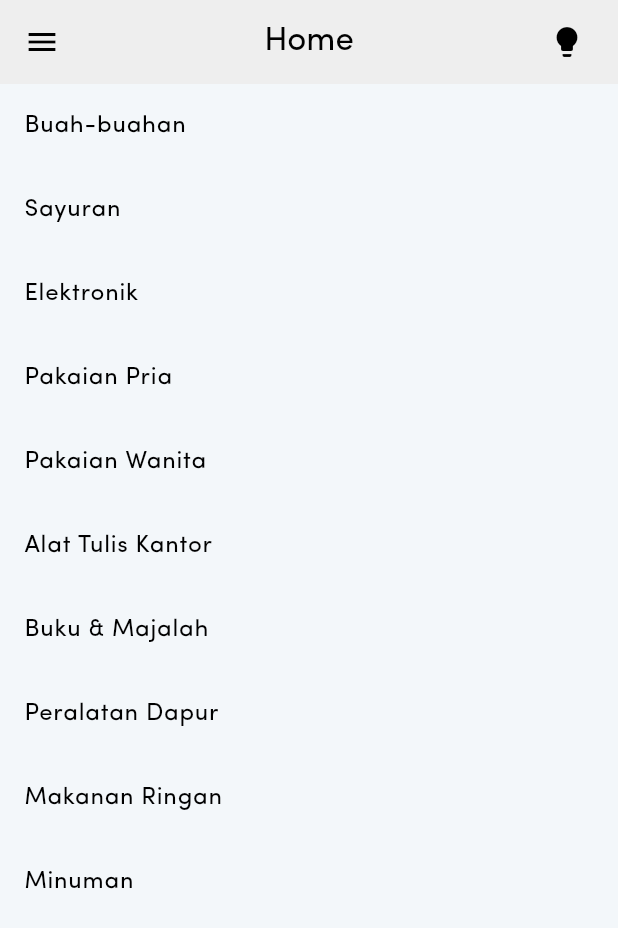
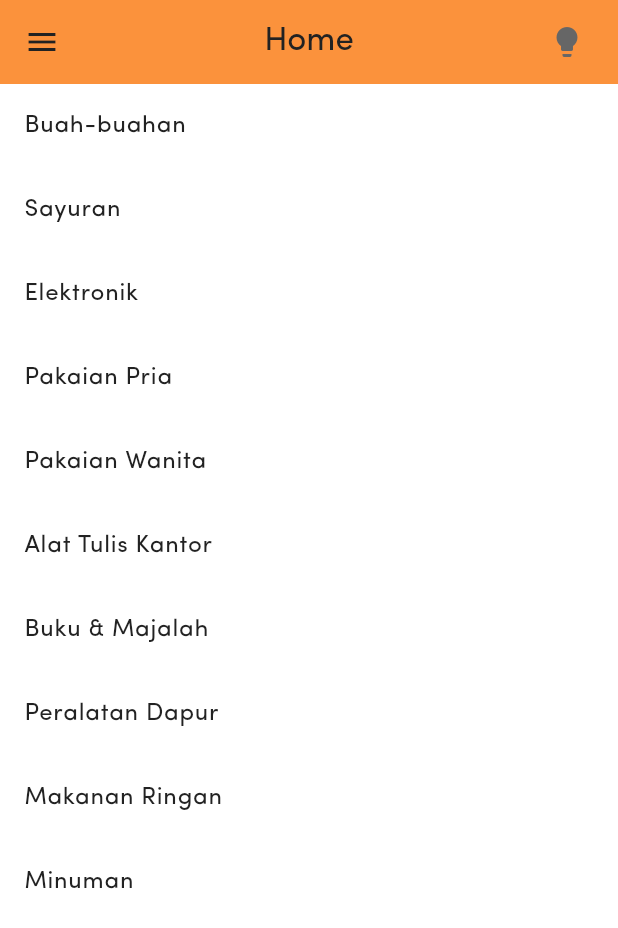
Before and after one commit to Parikesittt/mpro_ppkd, a Flutter app: the MainScreen screen opened by its route, on a phone screen of 412 x 824 dp. Shown: the top 928 px of the screen. Run offline on Flutter 3.47's test engine with Material 3 defaults, Android fonts, the phone set to English and light mode, and no system bars; our stand-ins replace google_nav_bar, motion_tab_bar_v2, shared_preferences, sqflite; accounts and stored records are empty.

Commit message:
update slicing

```diff
--- a/lib/home_page.dart
+++ b/lib/home_page.dart
@@ -1,4 +1,6 @@
 import 'package:belajar_ppkd/day_18/login_day_18.dart';
+import 'package:belajar_ppkd/day_19/view/list_user.dart';
+import 'package:belajar_ppkd/day_19/view/login_page.dart';
 import 'package:belajar_ppkd/preferences/preference_handler.dart';
 import 'package:belajar_ppkd/theme/theme_provider.dart';
 import 'package:belajar_ppkd/tugas_7/pages/checkbox_page.dart';
@@ -25,12 +27,14 @@ class _MainScreenState extends State<MainScreen> {
     CategoryListPage(),
     CategoryListWithIcon(),
     CategoryListWithModel(),
+    ListUserPage(),
     // SwitchPage(),
     // DropdownPage(),
     // DatepickerPage(),
     // TimepickerPage(),
   ];
   final List<IconData> _iconDrawer = [
+    Icons.list,
     Icons.list,
     Icons.list,
     Icons.list,
@@ -44,6 +48,7 @@ class _MainScreenState extends State<MainScreen> {
     'Category List',
     'Category List With Icon',
     'Category List Using Model',
+    'List User',
     'Logout',
     // 'Aktifkan Mode Gelap',
     // 'Pilih Kategori Produk',
@@ -69,7 +74,7 @@ class _MainScreenState extends State<MainScreen> {
                 PreferenceHandler.removeLogin();
                 Navigator.pushAndRemoveUntil(
                   context,
-                  MaterialPageRoute(builder: (context) => const LoginDay18()),
+                  MaterialPageRoute(builder: (context) => const LoginScreen()),
                   (route) => false,
                 );
                 // Navigator.pushAndRemoveUntil(context, index);
--- a/lib/theme/theme.dart
+++ b/lib/theme/theme.dart
@@ -2,22 +2,45 @@ import 'package:flutter/material.dart';
 
 ThemeData lightMode = ThemeData(
   brightness: Brightness.light,
+  fontFamily: 'SofiaPro',
   colorScheme: ColorScheme.light(
-    surface: Color.fromARGB(255, 243, 247, 250),
-    // surface: Colors.white,
-    // primary: Colors.white,
-    primary: Colors.grey.shade900,
-    secondary: Colors.grey.shade200,
+    primary: Color(0xFFFF6B00),
+    primaryContainer: Color(0xFFE65F00),
+    secondary: Color(0xFFFB923C),
+    tertiary: Color(0xFF3B82F6),
+    error: Color(0xFFFF3B3B),
+    errorContainer: Color(0xFFFFD23F),
+    surface: Color(0xFFFFFFFF), // lapisan putih untuk card/container
+    surfaceContainerLowest: Color(0xFFF7F8FA), // pengganti background lama
+    onPrimary: Colors.white,
+    onSecondary: Colors.white,
+    onSurface: Color(0xFF222222),
+    onSurfaceVariant: Color(0xFF666666),
+    outline: Color(0xFFE0E0E0),
   ),
-  fontFamily: 'SofiaPro',
 );
 
 ThemeData darkMode = ThemeData(
   brightness: Brightness.dark,
+  fontFamily: 'SofiaPro',
   colorScheme: ColorScheme.dark(
-    surface: Colors.grey.shade900,
-    primary: Colors.grey.shade800,
-    secondary: Colors.grey.shade700,
+    primary: Color(0xFFFF6B00),
+    primaryContainer: Color(0xFFE65F00),
+    secondary: Color(0xFFFB923C),
+    tertiary: Color(0xFF3B82F6),
+    error: Color(0xFFFF3B3B),
+    errorContainer: Color(0xFFFFD23F), // warning fallback
+    surface: Color(0xFF1E1E1E),
+    surfaceContainerLowest: Color(0xFF121212), // pengganti background lama
+    onPrimary: Colors.white,
+    onSecondary: Colors.white,
+    onSurface: Color(0xFFFFFFFF),
+    onSurfaceVariant: Color(0xFFAAAAAA),
+    outline: Color(0xFF2C2C2E),
   ),
-  fontFamily: 'SofiaPro',
 );
+
+extension CustomColors on ColorScheme {
+  Color get success => const Color(0xFF4CAF50);
+  Color get warning => const Color(0xFFFFD23F);
+}
```
Also changed, not shown: lib/components/custom_button.dart (added, +42 -0 lines), lib/components/custom_input_form.dart (added, +64 -0 lines), lib/components/custome_image_button.dart (added, +21 -0 lines), lib/view/login_page.dart (added, +118 -0 lines).
